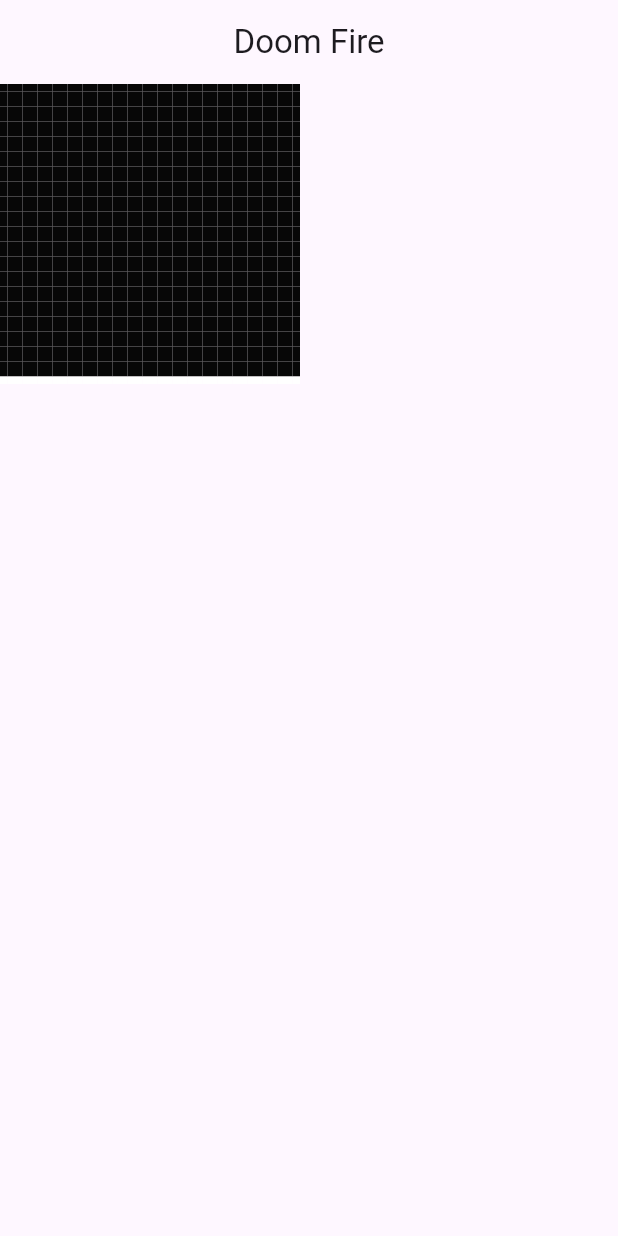
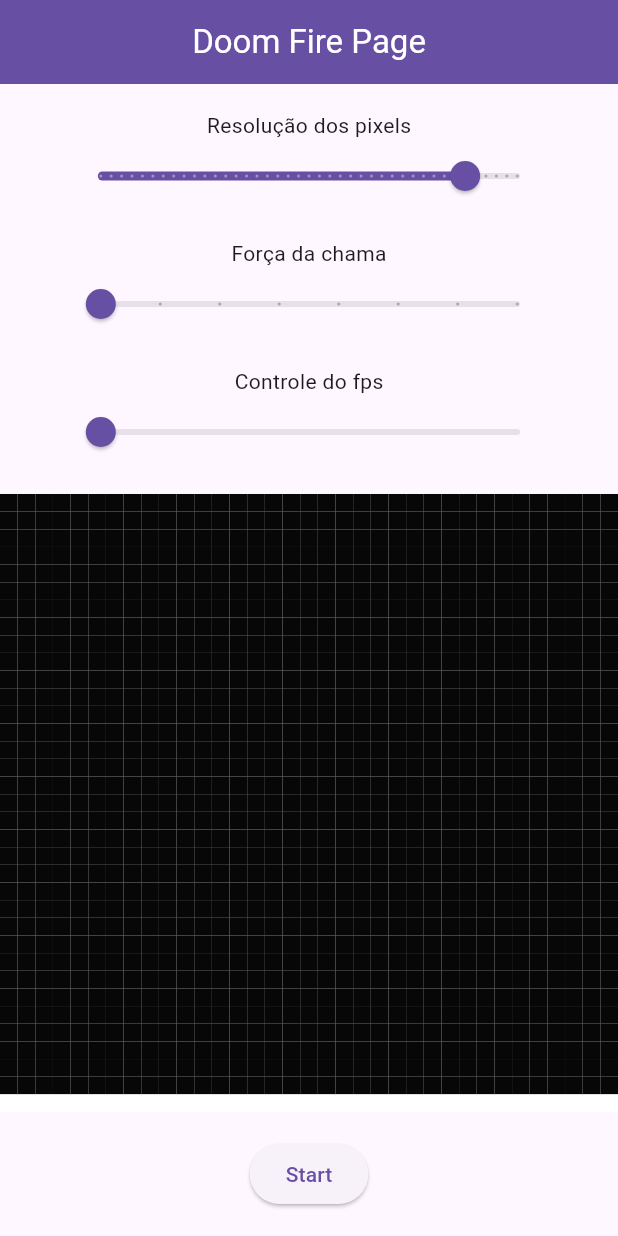
Before and after one commit to RichardsonTsavo/Doom_Fire, a Flutter app: the screen it shows after launch, on a phone screen of 412 x 824 dp. Run offline on Flutter 3.47's test engine with Material 3 defaults, Android fonts, the phone set to English and light mode, and no system bars; our stand-ins replace flutter_mobx, mobx; generated files the repository leaves out were written again.

Commit message:
refazedo o desafio

```diff
--- /dev/null
+++ b/devtools_options.yaml
@@ -0,0 +1,3 @@
+description: This file stores settings for Dart & Flutter DevTools.
+documentation: https://docs.flutter.dev/tools/devtools/extensions#configure-extension-enablement-states
+extensions:
--- a/lib/app/app_widget.dart
+++ /dev/null
@@ -1,13 +0,0 @@
-import 'package:flutter/material.dart';
-import 'package:flutter_modular/flutter_modular.dart';
-
-class AppWidget extends StatelessWidget {
-  @override
-  Widget build(BuildContext context) {
-    return MaterialApp(
-      title: 'Doom Fire',
-      debugShowCheckedModeBanner: false,
-      theme: ThemeData(primarySwatch: Colors.blue),
-    ).modular();
-  }
-}
--- a/lib/app/modules/home/components/pixel.dart
+++ /dev/null
@@ -1,19 +0,0 @@
-import 'package:doom_fire/app/modules/shared/utils/style.dart';
-import 'package:flutter/material.dart';
-
-class Pixel extends StatelessWidget {
-  int value;
-  Pixel({Key? key,required this.value}) : super(key: key);
-  ConstStyle constStyle = ConstStyle();
-  @override
-  Widget build(BuildContext context) {
-    return Container(
-      height: 5,
-      width: 5,
-      decoration: BoxDecoration(
-       color: constStyle.palette[value],
-       border: Border.all(color: constStyle.palette[value])
-      ),
-    );
-  }
-}
--- a/lib/app/modules/home/home_page.dart
+++ /dev/null
@@ -1,38 +0,0 @@
-import 'package:doom_fire/app/modules/home/home_store.dart';
-import 'package:flutter/material.dart';
-import 'package:flutter_mobx/flutter_mobx.dart';
-import 'package:flutter_modular/flutter_modular.dart';
-
-class HomePage extends StatefulWidget {
-  final String title;
-  const HomePage({Key? key, this.title = "Home"}) : super(key: key);
-
-  @override
-  _HomePageState createState() => _HomePageState();
-}
-
-class _HomePageState extends ModularState<HomePage, HomeStore> {
-
-  @override
-  void initState() {
-    store.start();
-    super.initState();
-  }
-
-  @override
-  Widget build(BuildContext context) {
-    return LayoutBuilder(
-      builder: (context, constraints) => Scaffold(
-        appBar: AppBar(
-          title: const Text('Doom Fire'),
-          centerTitle: true,
-        ),
-        body: Observer(
-          builder: (context) => Column(
-            children: store.fireTableArray,
-          ),
-        ),
-      ),
-    );
-  }
-}
--- a/lib/app/modules/shared/utils/style.dart
+++ /dev/null
@@ -1,42 +0,0 @@
-import 'package:flutter/material.dart';
-
-class ConstStyle {
-  List palette = [
-    const Color.fromARGB(255,7, 7, 7),
-    const Color.fromARGB(255,31, 7, 7),
-    const Color.fromARGB(255,47, 15, 7),
-    const Color.fromARGB(255,71, 15, 7),
-    const Color.fromARGB(255,87, 23, 7),
-    const Color.fromARGB(255,103, 31, 7),
-    const Color.fromARGB(255,119, 31, 7),
-    const Color.fromARGB(255,143, 39, 7),
-    const Color.fromARGB(255,159, 47, 7),
-    const Color.fromARGB(255,175, 63, 7),
-    const Color.fromARGB(255,191, 71, 7),
-    const Color.fromARGB(255,199, 71, 7),
-    const Color.fromARGB(255,223, 79, 7),
-    const Color.fromARGB(255,223, 87, 7),
-    const Color.fromARGB(255,223, 87, 7),
-    const Color.fromARGB(255,215, 95, 7),
-    const Color.fromARGB(255,215, 95, 7),
-    const Color.fromARGB(255,215, 103, 15),
-    const Color.fromARGB(255,207, 111, 15),
-    const Color.fromARGB(255,207, 119, 15),
-    const Color.fromARGB(255,207, 127, 15),
-    const Color.fromARGB(255,207, 135, 23),
-    const Color.fromARGB(255,199, 135, 23),
-    const Color.fromARGB(255,199, 143, 23),
-    const Color.fromARGB(255,199, 151, 31),
-    const Color.fromARGB(255,191, 159, 31),
-    const Color.fromARGB(255,191, 159, 31),
-    const Color.fromARGB(255,191, 167, 39),
-    const Color.fromARGB(255,191, 167, 39),
-    const Color.fromARGB(255,191, 175, 47),
-    const Color.fromARGB(255,183, 175, 47),
-    const Color.fromARGB(255,183, 183, 47),
-    const Color.fromARGB(255,183, 183, 55),
-    const Color.fromARGB(255,207, 207, 111),
-    const Color.fromARGB(255,223, 223, 159),
-    const Color.fromARGB(255,239, 239, 199),
-    const Color.fromARGB(255,255, 255, 255)];
-}
--- /dev/null
+++ b/lib/page/doom_file_page.dart
@@ -0,0 +1,149 @@
+import 'package:doom_fire/page/doom_fire_store.dart';
+import 'package:flutter/material.dart';
+import 'package:flutter_mobx/flutter_mobx.dart';
+
+class DoomFirePage extends StatefulWidget {
+  const DoomFirePage({Key? key}) : super(key: key);
+
+  @override
+  State<DoomFirePage> createState() => _DoomFirePageState();
+}
+
+class _DoomFirePageState extends State<DoomFirePage> {
+  DoomFireStore store = DoomFireStore();
+
+  @override
+  void initState() {
+    store.setCanvaSize(value: 35);
+    super.initState();
+  }
+
+  @override
+  Widget build(BuildContext context) {
+    return LayoutBuilder(
+      builder: (context, constraints) {
+        return Scaffold(
+          appBar: AppBar(
+            title: const Text(
+              "Doom Fire Page",
+              style: TextStyle(color: Colors.white),
+            ),
+            centerTitle: true,
+            backgroundColor: Theme.of(context).primaryColor,
+          ),
+          body: Column(
+            mainAxisAlignment: MainAxisAlignment.spaceEvenly,
+            children: [
+              SizedBox(
+                width: constraints.maxWidth * 0.8,
+                child: Column(
+                  children: [
+                    const Text("Resolução dos pixels"),
+                    Observer(
+                      builder: (_) {
+                        return Slider(
+                          value: store.canvaSize.toDouble(),
+                          min: 0,
+                          max: 40,
+                          label: store.canvaSize.round().toString(),
+                          divisions: 40,
+                          onChanged: (value) {
+                            store.setCanvaSize(value: value.toInt());
+                          },
+                        );
+                      },
+                    ),
+                  ],
+                ),
+              ),
+              SizedBox(
+                width: constraints.maxWidth * 0.8,
+                child: Column(
+                  children: [
+                    const Text("Força da chama"),
+                    Observer(
+                      builder: (_) {
+                        return Slider(
+                          value: store.fireForce.toDouble(),
+                          min: 3,
+                          max: 8,
+                          label: store.fireForce.round().toString(),
+                          divisions: 7,
+                          onChanged: (value) {
+                            store.setFireForce(value: value.toInt());
+                          },
+                        );
+                      },
+                    ),
+                  ],
+                ),
+              ),
+              SizedBox(
+                width: constraints.maxWidth * 0.8,
+                child: Column(
+                  children: [
+                    const Text("Controle do fps"),
+                    Observer(
+                      builder: (_) {
+                        return Slider(
+                          value: store.fireSpeed.toDouble(),
+                          min: 50,
+                          max: 200,
+                          label: store.fireSpeed.round().toString(),
+                          divisions: 150,
+                          onChanged: (value) {
+                            store.setFireSpeed(value: value.toInt());
+                          },
+                        );
+                      },
+                    ),
+                  ],
+                ),
+              ),
+              Observer(
+                builder:
+                    (context) => Row(
+                      children: [
+                        for (int i = 0; i < store.canvaSize; i++)
+                          Column(
+                            mainAxisSize: MainAxisSize.min,
+                            mainAxisAlignment: MainAxisAlignment.center,
+                            children: [
+                              for (int j = 0; j < store.canvaSize; j++)
+                                Container(
+                                  height:
+                                      constraints.maxWidth / store.canvaSize,
+                                  width: constraints.maxWidth / store.canvaSize,
+                                  decoration: BoxDecoration(
+                                    // border: Border.all(color: Colors.black),
+                                    color:
+                                        store.palette[store.listFirePixel[j *
+                                                store.canvaSize +
+                                            i]],
+                                  ),
+                                  alignment: Alignment.center,
+                                  // child: Text(
+                                  //   "${store.listFirePixel[j * store.canvaSize + i]}",
+                                  // ),
+                                ),
+                            ],
+                          ),
+                      ],
+                    ),
+              ),
+              Observer(
+                builder:
+                    (context) => ElevatedButton(
+                      onPressed: () {
+                        store.setStartFire();
+                      },
+                      child: Text(!store.startFire ? "Start" : "Stop"),
+                    ),
+              ),
+            ],
+          ),
+        );
+      },
+    );
+  }
+}
```
Also changed, not shown: lib/app/app_module.dart (deleted, +0 -14 lines), lib/app/modules/home/home_module.dart (deleted, +0 -16 lines), lib/app/modules/home/home_store.dart (deleted, +0 -89 lines), lib/main.dart (+8 -5 lines), lib/page/doom_fire_store.dart (added, +139 -0 lines), pubspec.yaml (+1 -12 lines), lib/app/modules/home/home_store.g.dart (deleted), lib/page/doom_fire_store.g.dart (added), pubspec.lock, 55 other files.
